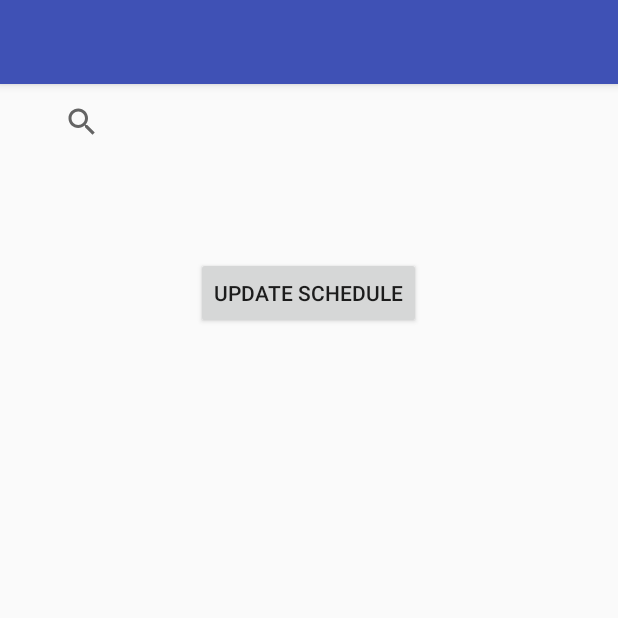
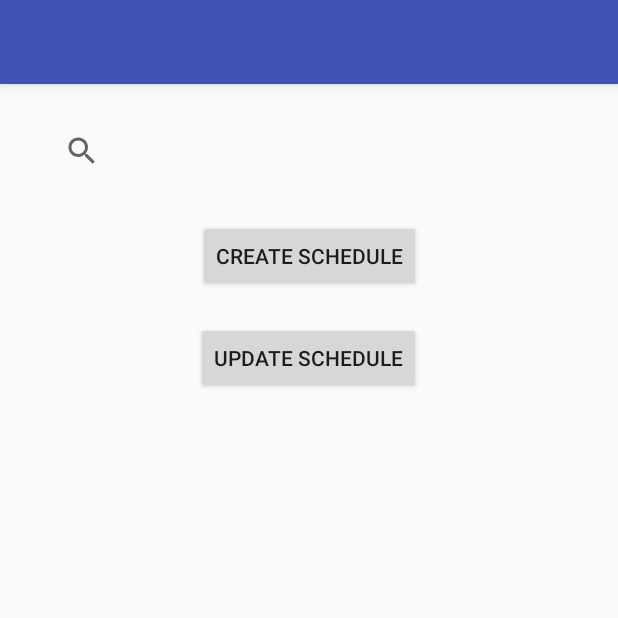
Before and after one commit to aash01/ScheduleMaster, an Android app: the Home screen opened directly, with no data from a screen before it, on a phone screen of 412 x 824 dp, the top half of it. Run offline under Robolectric (Android 15) with nearby library versions, the phone set to English and light mode, and no system bars.

Commit message:
changed update and create schedule

```diff
--- a/app/src/main/java/com/example/tinohacks/connectfinal/Home.java
+++ b/app/src/main/java/com/example/tinohacks/connectfinal/Home.java
@@ -2,6 +2,8 @@ package com.example.tinohacks.connectfinal;
 
 import android.support.v7.app.AppCompatActivity;
 import android.os.Bundle;
+import android.view.View;
+import android.widget.Button;
 
 public class Home extends AppCompatActivity {
 
@@ -11,11 +13,42 @@ public class Home extends AppCompatActivity {
     private String zip;
     private String password;
     private String interest;
+    private Button update;
+    private Button create;
 
 
     @Override
     protected void onCreate(Bundle savedInstanceState) {
         super.onCreate(savedInstanceState);
         setContentView(R.layout.activity_home2);
+
+
+        update = (Button) findViewById(R.id.update);
+        create = (Button) findViewById(R.id.create);
+
+        update.setOnClickListener(new View.OnClickListener() {
+            @Override
+            public void onClick(View v) {
+
+            }
+        });
+
+        create.setOnClickListener(new View.OnClickListener() {
+            @Override
+            public void onClick(View v) {
+
+            }
+        });
+
+
+
+
+
+
+
+
+
+
+
     }
 }
--- a/app/src/main/res/layout/activity_home2.xml
+++ b/app/src/main/res/layout/activity_home2.xml
@@ -7,21 +7,32 @@
     tools:context="com.example.tinohacks.connectfinal.Home">
 
     <Button
-        android:id="@+id/button2"
+        android:id="@+id/create"
+        android:layout_width="wrap_content"
+        android:layout_height="wrap_content"
+        android:layout_marginTop="21dp"
+        android:text="Create Schedule"
+        android:layout_below="@+id/searchView"
+        android:layout_alignRight="@+id/update"
+        android:layout_alignEnd="@+id/update" />
+
+    <Button
+        android:id="@+id/update"
         android:layout_width="wrap_content"
         android:layout_height="wrap_content"
         android:text="Update Schedule"
         tools:layout_editor_absoluteX="117dp"
         tools:layout_editor_absoluteY="76dp"
-        android:layout_marginTop="65dp"
-        android:layout_below="@+id/searchView"
+        android:layout_marginTop="20dp"
+        android:layout_below="@+id/create"
         android:layout_centerHorizontal="true" />
 
     <SearchView
         android:id="@+id/searchView"
         android:layout_width="350dp"
         android:layout_height="50dp"
+        android:layout_marginTop="19dp"
         android:layout_alignParentTop="true"
-        android:layout_centerHorizontal="true"
-        app:defaultQueryHint="hint" />
+        android:layout_centerHorizontal="true" />
+
 </android.widget.RelativeLayout>
```
Also changed, not shown: app/src/main/res/layout/activity_home.xml (deleted, +0 -12 lines).
